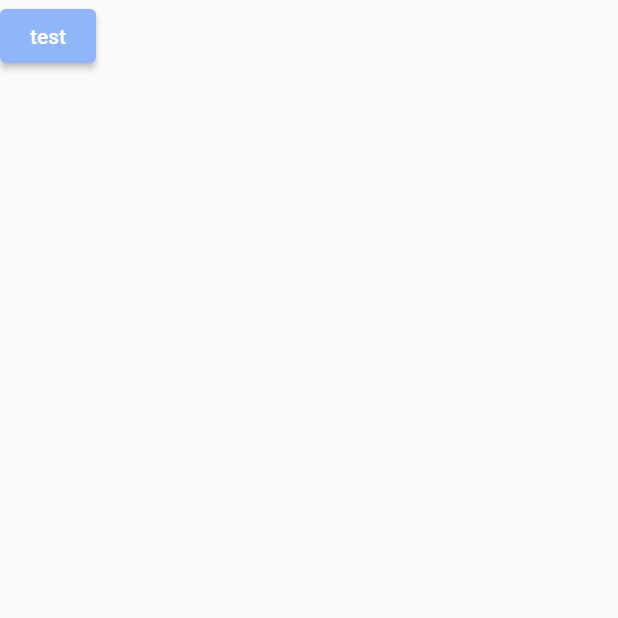
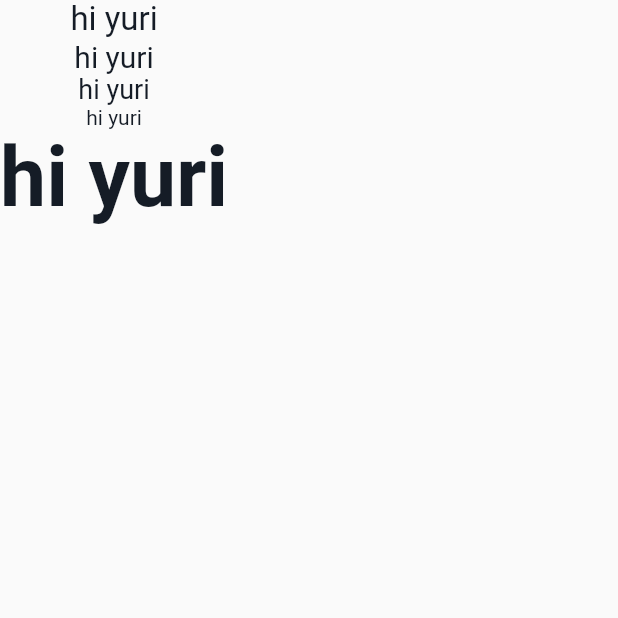
Before and after one commit to winfryed/lean_ui_kit, a Flutter app: the screen it shows after launch, on a phone screen of 412 x 824 dp, the top half of it. Run offline on Flutter 3.47's test engine with Material 2 defaults, Android fonts, the phone set to English and light mode, and no system bars.

Commit message:
lean_text.dart done

```diff
--- a/lib/main.dart
+++ b/lib/main.dart
@@ -1,5 +1,8 @@
+
+
 import 'package:flutter/material.dart';
-import 'package:lean_ui_kit/presentation/widgets/lean_button.dart';
+import 'package:lean_ui_kit/presentation/widgets/lean_heading.dart';
+import 'package:lean_ui_kit/presentation/widgets/lean_text.dart';
 import 'package:lean_ui_kit/theming/app_theme/lean_app_theme.dart';
 import 'package:lean_ui_kit/theming/app_theme_access.dart';
 
@@ -16,7 +19,7 @@ class MyApp extends StatelessWidget {
   Widget build(BuildContext context) {
     return MaterialApp(
       title: 'Flutter Demo',
-      home: Scaffold(body:  LeanButton(child: Text("test"),onPressed: (){},)),
+      home: Scaffold(body:  Column(children: [LeanText.s1("hi yuri"),LeanText.s2("hi yuri"),LeanText.s3("hi yuri"),LeanText.s4("hi yuri"),LeanHeading.s1("hi yuri")],),),
     );
   }
 }
--- /dev/null
+++ b/lib/presentation/widgets/lean_heading.dart
@@ -0,0 +1,22 @@
+import 'package:flutter/material.dart';
+import 'package:lean_ui_kit/presentation/widgets/lean_text.dart';
+
+import '../../theming/app_theme_access.dart';
+
+class LeanHeading extends LeanText {
+  const LeanHeading(String text,{super.key,super.fontSize,super.color}):super(text);
+
+  LeanHeading.s1(String text,{super.key,super.color}):super(text,fontSize: AppThemeAccess.theme.headingSizeSet.s1);
+  LeanHeading.s2(String text,{super.key,super.color}):super(text,fontSize: AppThemeAccess.theme.headingSizeSet.s2);
+  LeanHeading.s3(String text,{super.key,super.color}):super(text,fontSize: AppThemeAccess.theme.headingSizeSet.s3);
+  LeanHeading.s4(String text,{super.key,super.color}):super(text,fontSize: AppThemeAccess.theme.headingSizeSet.s4);
+  LeanHeading.s5(String text,{super.key,super.color}):super(text,fontSize: AppThemeAccess.theme.headingSizeSet.s5);
+
+
+  @override
+  TextStyle get style {
+    return TextStyle(
+        fontSize: fontSize ?? AppThemeAccess.theme.defaultFontSize,
+        color: color ?? AppThemeAccess.theme.defaultTextColor,fontWeight: FontWeight.bold);
+  }
+}
--- a/lib/presentation/widgets/lean_text.dart
+++ b/lib/presentation/widgets/lean_text.dart
@@ -1,19 +1,29 @@
-
-
 import 'package:flutter/material.dart';
 import 'package:lean_ui_kit/theming/app_theme_access.dart';
 
 class LeanText extends StatelessWidget {
-  const LeanText(this.text,{super.key, this.fontSize});
+  const LeanText(this.text, {super.key, this.fontSize, this.color});
+  LeanText.s1(this.text, {super.key, this.color}):fontSize=AppThemeAccess.theme.textSizeSet.s1;
+  LeanText.s2(this.text, {super.key, this.color}):fontSize=AppThemeAccess.theme.textSizeSet.s2;
+  LeanText.s3(this.text, {super.key, this.color}):fontSize=AppThemeAccess.theme.textSizeSet.s3;
+  LeanText.s4(this.text, {super.key, this.color}):fontSize=AppThemeAccess.theme.textSizeSet.s4;
+  LeanText.s5(this.text, {super.key, this.color}):fontSize=AppThemeAccess.theme.textSizeSet.s5;
 
   final String text;
   final double? fontSize;
+  final Color? color;
+
   @override
   Widget build(BuildContext context) {
-    return Text(text,style: style,);
+    return Text(
+      text,
+      style: style,
+    );
   }
 
-  TextStyle get style{
-    return TextStyle(fontSize: fontSize??AppThemeAccess.theme.defaultFontSize);
+  TextStyle get style {
+    return TextStyle(
+        fontSize: fontSize ?? AppThemeAccess.theme.defaultFontSize,
+        color: color ?? AppThemeAccess.theme.defaultTextColor);
   }
 }
--- a/lib/theming/app_theme/app_theme.dart
+++ b/lib/theming/app_theme/app_theme.dart
@@ -31,6 +31,8 @@ abstract class AppTheme {
   /// The secondary color of the background.
   Color get backgroundSecondary;
 
+  Color get defaultTextColor;
+
   double get defaultFontSize;
   double get defaultHeadingSize;
 
--- a/lib/theming/app_theme/lean_app_theme.dart
+++ b/lib/theming/app_theme/lean_app_theme.dart
@@ -31,8 +31,11 @@ class LeanAppTheme extends AppTheme {
   Color get secondary => colorSet.c2;
 
   @override
-  double get defaultFontSize => throw UnimplementedError();
+  double get defaultFontSize => textSizeSet.s2;
 
   @override
-  double get defaultHeadingSize => throw UnimplementedError();
+  double get defaultHeadingSize => headingSizeSet.s2;
+
+  @override
+  Color get defaultTextColor => backgroundPrimary;
 }
```
